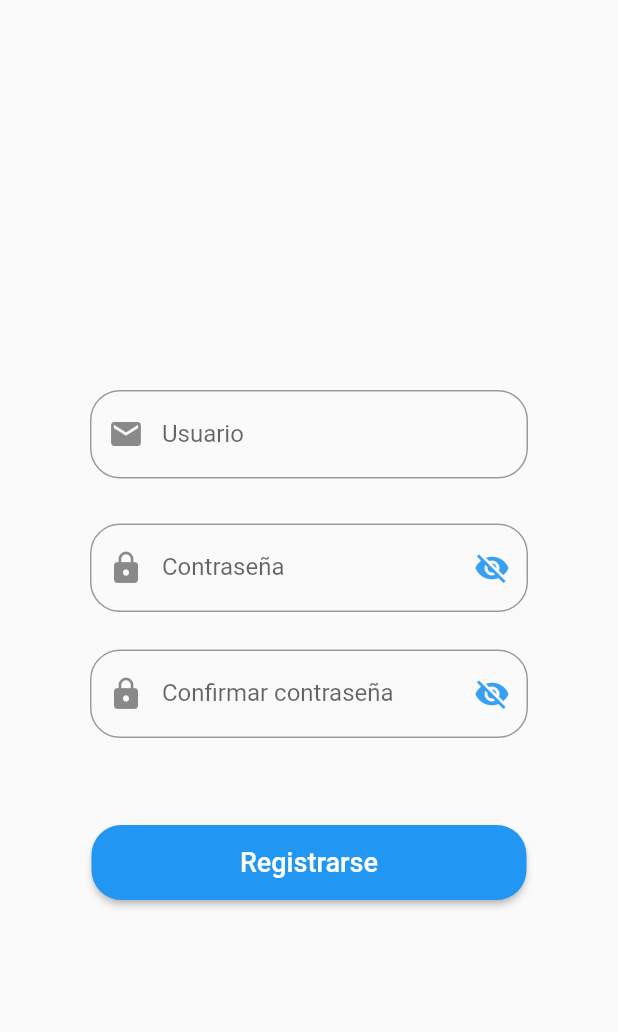
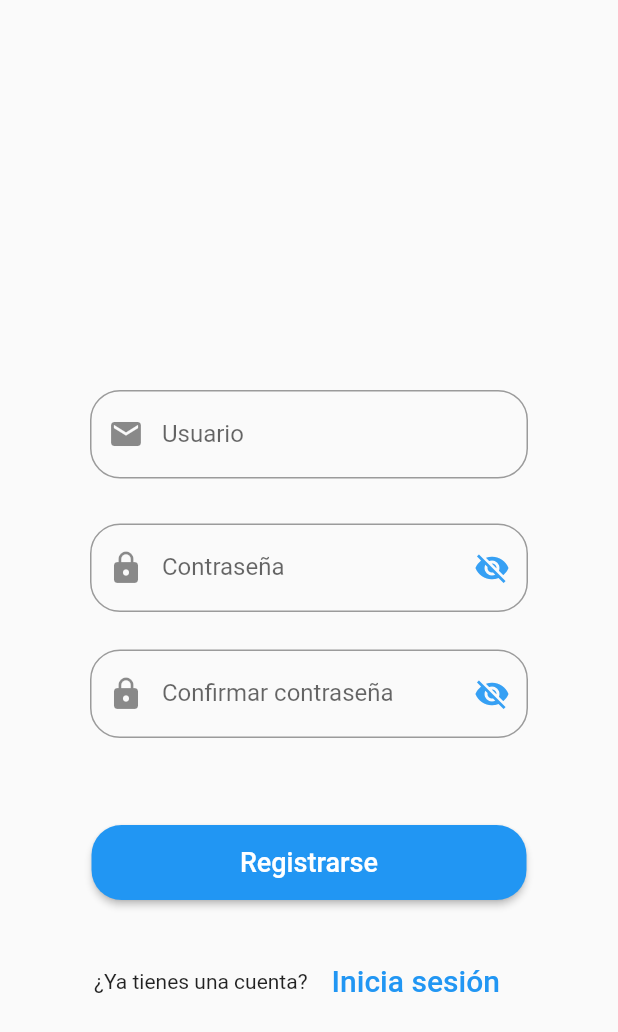
Before and after one commit to Eduardo0515/appMovil2, a Flutter app: the RegisterPage screen opened directly, after a tap on "Registrarse", on a phone screen of 412 x 824 dp. Shown: the top 1032 px of the screen. Run offline on Flutter 3.47's test engine with Material 2 defaults, Android fonts, the phone set to English and light mode, and no system bars; our stand-ins replace fluttertoast; accounts and stored records are empty; network calls fail.

Commit message:
merging carlos

```diff
--- a/lib/src/pages/register.dart
+++ b/lib/src/pages/register.dart
@@ -3,6 +3,7 @@ import 'dart:io';
 
 import 'package:appflutterc3movil/src/models/Register.dart';
 import 'package:appflutterc3movil/src/pages/home.dart';
+import 'package:appflutterc3movil/src/pages/login.dart';
 import 'package:appflutterc3movil/src/pages/profile.dart';
 import 'package:appflutterc3movil/src/pages/register.dart';
 import 'package:appflutterc3movil/src/pages/saveprofile.dart';
@@ -162,6 +163,8 @@ class _State extends State<RegisterPage> {
                 registerFinal = postRegister(nameController.text,
                     passwordController1.text, passwordController2.text);
                 registerFinal.then((value) => {
+                      print(value),
+                      print("AAAAAAA"),
                       if (value == null)
                         {
                           print("ERROR - Revise los datos ingresados"),
@@ -188,10 +191,37 @@ class _State extends State<RegisterPage> {
                               backgroundColor: Colors.black,
                               textColor: Colors.white,
                               fontSize: 20.0),
+                          Navigator.pushReplacement(
+                            context,
+                            MaterialPageRoute(
+                                builder: (context) => LoginPage()),
+                          ),
                         }
                     });
               },
             )),
+        Container(
+            padding: EdgeInsets.all(30),
+            child: Row(
+              children: <Widget>[
+                Text('¿Ya tienes una cuenta?', style: TextStyle(fontSize: 14)),
+                FlatButton(
+                  textColor: Colors.blue,
+                  child: Text(
+                    'Inicia sesión',
+                    style: TextStyle(fontSize: 20),
+                  ),
+                  onPressed: () {
+                    print("Inicia sesión");
+                    Navigator.push(
+                      context,
+                      MaterialPageRoute(builder: (context) => LoginPage()),
+                    );
+                  },
+                )
+              ],
+              mainAxisAlignment: MainAxisAlignment.center,
+            ))
       ],
     )));
   }
```
